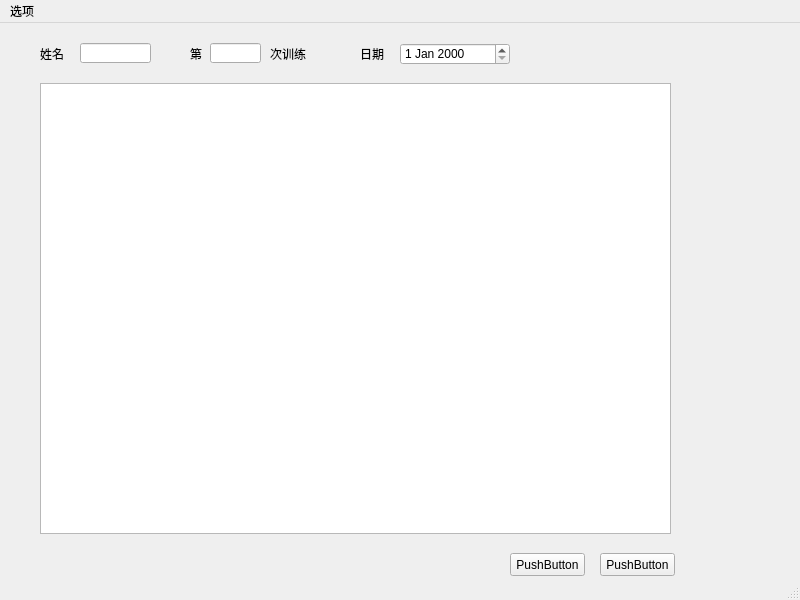
First picture: the form in fitMainWindow.ui, repository imjustadog/fit, before the edit.
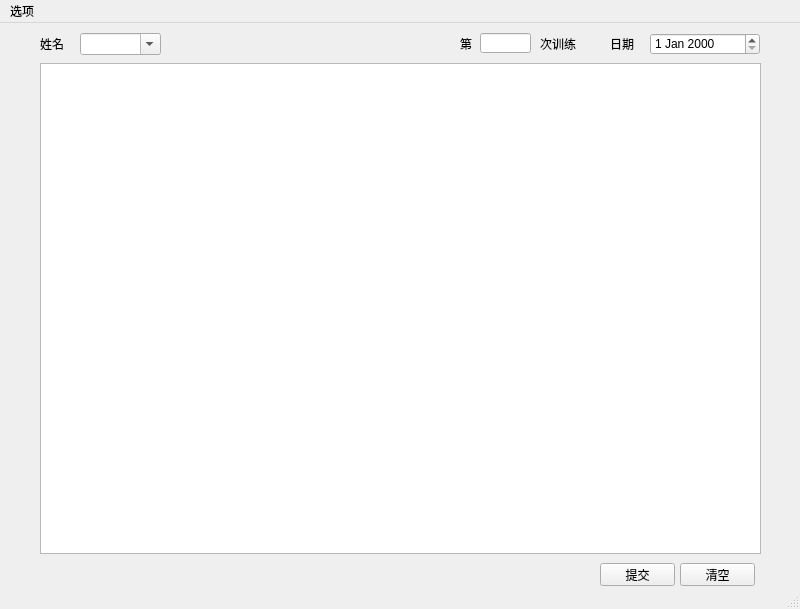
Second picture: the form after the edit.

```diff
--- a/fitMainWindow.ui
+++ b/fitMainWindow.ui
@@ -7,7 +7,7 @@
     <x>0</x>
     <y>0</y>
     <width>800</width>
-    <height>600</height>
+    <height>609</height>
    </rect>
   </property>
   <property name="windowTitle">
@@ -18,7 +18,7 @@
     <property name="geometry">
      <rect>
       <x>40</x>
-      <y>20</y>
+      <y>10</y>
       <width>54</width>
       <height>21</height>
      </rect>
@@ -27,21 +27,11 @@
      <string>姓名</string>
     </property>
    </widget>
-   <widget class="QLineEdit" name="lineEdit">
-    <property name="geometry">
-     <rect>
-      <x>80</x>
-      <y>20</y>
-      <width>71</width>
-      <height>20</height>
-     </rect>
-    </property>
-   </widget>
    <widget class="QLabel" name="label_2">
     <property name="geometry">
      <rect>
-      <x>190</x>
-      <y>20</y>
+      <x>460</x>
+      <y>10</y>
       <width>21</width>
       <height>21</height>
      </rect>
@@ -53,8 +43,8 @@
    <widget class="QLineEdit" name="lineEdit_2">
     <property name="geometry">
      <rect>
-      <x>210</x>
-      <y>20</y>
+      <x>480</x>
+      <y>10</y>
       <width>51</width>
       <height>20</height>
      </rect>
@@ -63,8 +53,8 @@
    <widget class="QLabel" name="label_3">
     <property name="geometry">
      <rect>
-      <x>270</x>
-      <y>20</y>
+      <x>540</x>
+      <y>10</y>
       <width>41</width>
       <height>21</height>
      </rect>
@@ -76,8 +66,8 @@
    <widget class="QDateEdit" name="dateEdit">
     <property name="geometry">
      <rect>
-      <x>400</x>
-      <y>20</y>
+      <x>650</x>
+      <y>10</y>
       <width>110</width>
       <height>22</height>
      </rect>
@@ -86,8 +76,8 @@
    <widget class="QLabel" name="label_4">
     <property name="geometry">
      <rect>
-      <x>360</x>
-      <y>20</y>
+      <x>610</x>
+      <y>10</y>
       <width>41</width>
       <height>21</height>
      </rect>
@@ -96,39 +86,39 @@
      <string>日期</string>
     </property>
    </widget>
-   <widget class="QPushButton" name="pushButton">
-    <property name="geometry">
-     <rect>
-      <x>510</x>
-      <y>530</y>
-      <width>75</width>
-      <height>23</height>
-     </rect>
-    </property>
-    <property name="text">
-     <string>PushButton</string>
-    </property>
-   </widget>
-   <widget class="QPushButton" name="pushButton_2">
+   <widget class="QPushButton" name="pushButton_upload">
     <property name="geometry">
      <rect>
       <x>600</x>
-      <y>530</y>
+      <y>540</y>
       <width>75</width>
       <height>23</height>
      </rect>
     </property>
     <property name="text">
-     <string>PushButton</string>
+     <string>提交</string>
+    </property>
+   </widget>
+   <widget class="QPushButton" name="pushButton_clear">
+    <property name="geometry">
+     <rect>
+      <x>680</x>
+      <y>540</y>
+      <width>75</width>
+      <height>23</height>
+     </rect>
+    </property>
+    <property name="text">
+     <string>清空</string>
     </property>
    </widget>
    <widget class="QTableWidget" name="tableWidget">
     <property name="geometry">
      <rect>
       <x>40</x>
-      <y>60</y>
-      <width>631</width>
-      <height>451</height>
+      <y>40</y>
+      <width>721</width>
+      <height>491</height>
      </rect>
     </property>
     <property name="autoFillBackground">
@@ -141,6 +131,19 @@
      <bool>false</bool>
     </attribute>
    </widget>
+   <widget class="QComboBox" name="comboBox_name">
+    <property name="geometry">
+     <rect>
+      <x>80</x>
+      <y>10</y>
+      <width>81</width>
+      <height>22</height>
+     </rect>
+    </property>
+    <property name="editable">
+     <bool>true</bool>
+    </property>
+   </widget>
   </widget>
   <widget class="QMenuBar" name="menubar">
    <property name="geometry">
```
Left out of the diff: 8 changed lines with no effect on the pictures.
